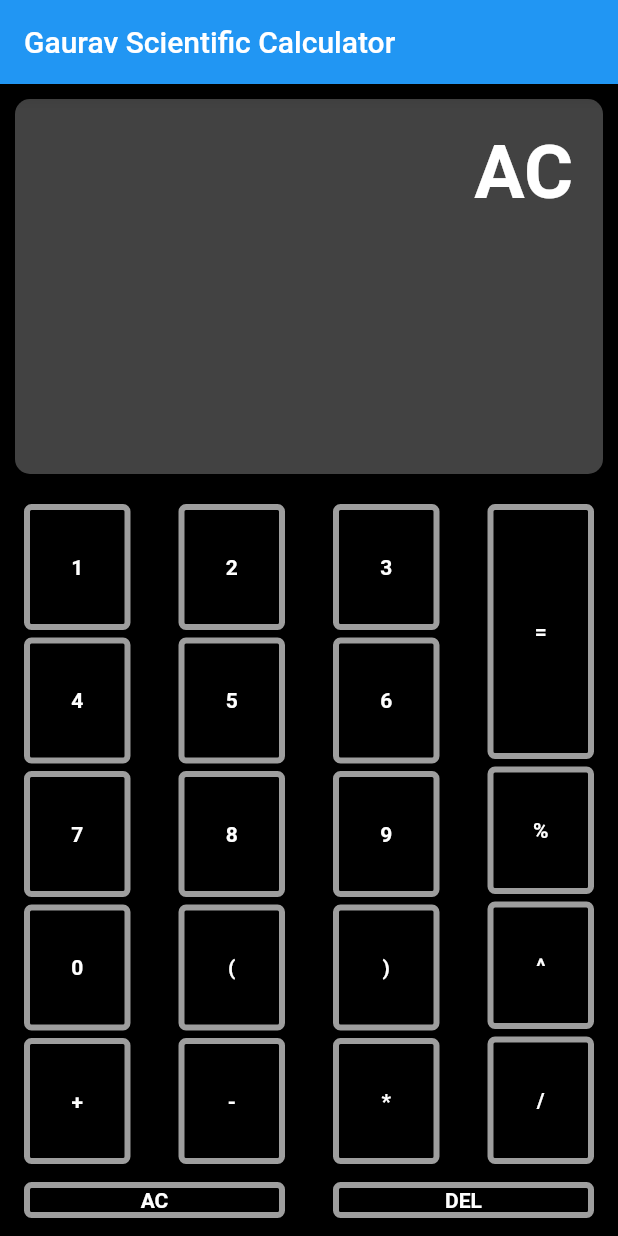
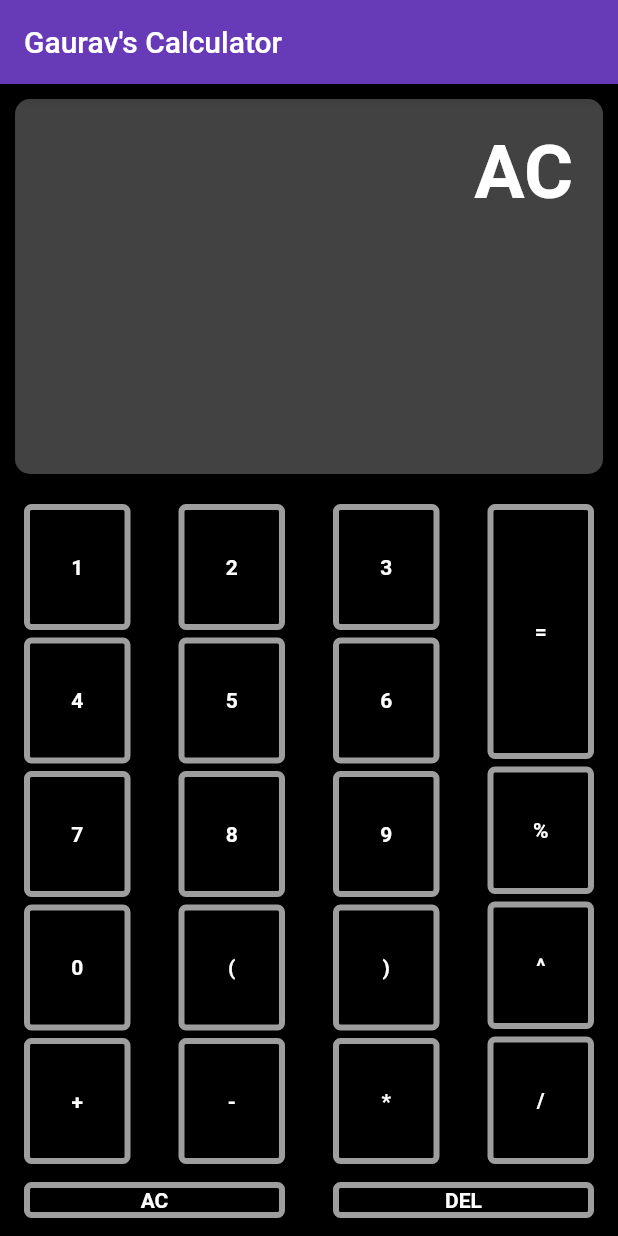
Before and after one commit to gaurav1903/Calculator, a Flutter app: the screen it shows after launch, on a phone screen of 412 x 824 dp. Run offline on Flutter 3.47's test engine with Material 2 defaults, Android fonts, the phone set to English and light mode, and no system bars; our stand-ins replace tuple.

Commit message:
wrapping up with minor color changes

```diff
--- a/lib/HomePage.dart
+++ b/lib/HomePage.dart
@@ -9,7 +9,10 @@ class HomePage extends StatelessWidget {
     return ChangeNotifierProvider(
       create: (context) => screenstatus(),
       child: Scaffold(
-          appBar: AppBar(title: Text('Gaurav Scientific Calculator')),
+          appBar: AppBar(
+            title: Text("Gaurav's Calculator"),
+            backgroundColor: Colors.deepPurple,
+          ),
           body: Calc()),
     );
   }
--- a/lib/main.dart
+++ b/lib/main.dart
@@ -10,23 +10,7 @@ class MyApp extends StatelessWidget {
   @override
   Widget build(BuildContext context) {
     return MaterialApp(
-      title: 'Flutter Demo',
-      theme: ThemeData(
-        // This is the theme of your application.
-        //
-        // Try running your application with "flutter run". You'll see the
-        // application has a blue toolbar. Then, without quitting the app, try
-        // changing the primarySwatch below to Colors.green and then invoke
-        // "hot reload" (press "r" in the console where you ran "flutter run",
-        // or simply save your changes to "hot reload" in a Flutter IDE).
-        // Notice that the counter didn't reset back to zero; the application
-        // is not restarted.
-        primarySwatch: Colors.blue,
-        // This makes the visual density adapt to the platform that you run
-        // the app on. For desktop platforms, the controls will be smaller and
-        // closer together (more dense) than on mobile platforms.
-        visualDensity: VisualDensity.adaptivePlatformDensity,
-      ),
+      debugShowCheckedModeBanner: false,
       home: HomePage(),
     );
   }
```
